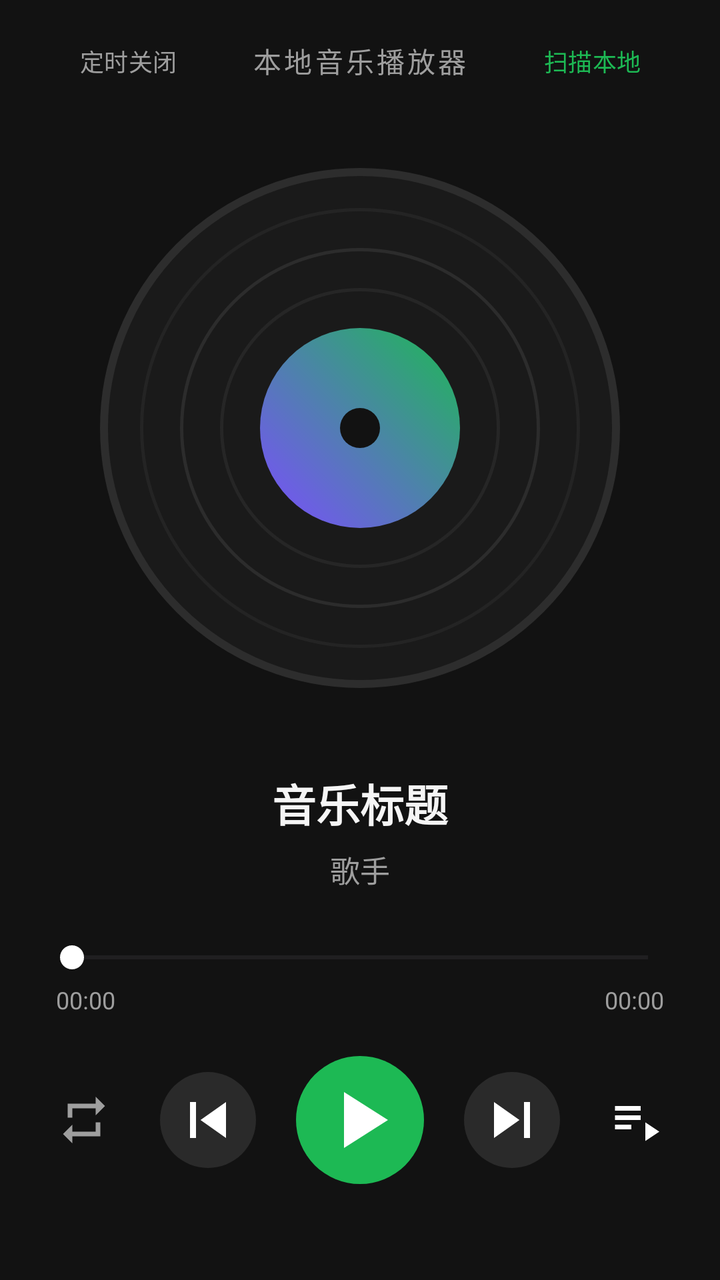
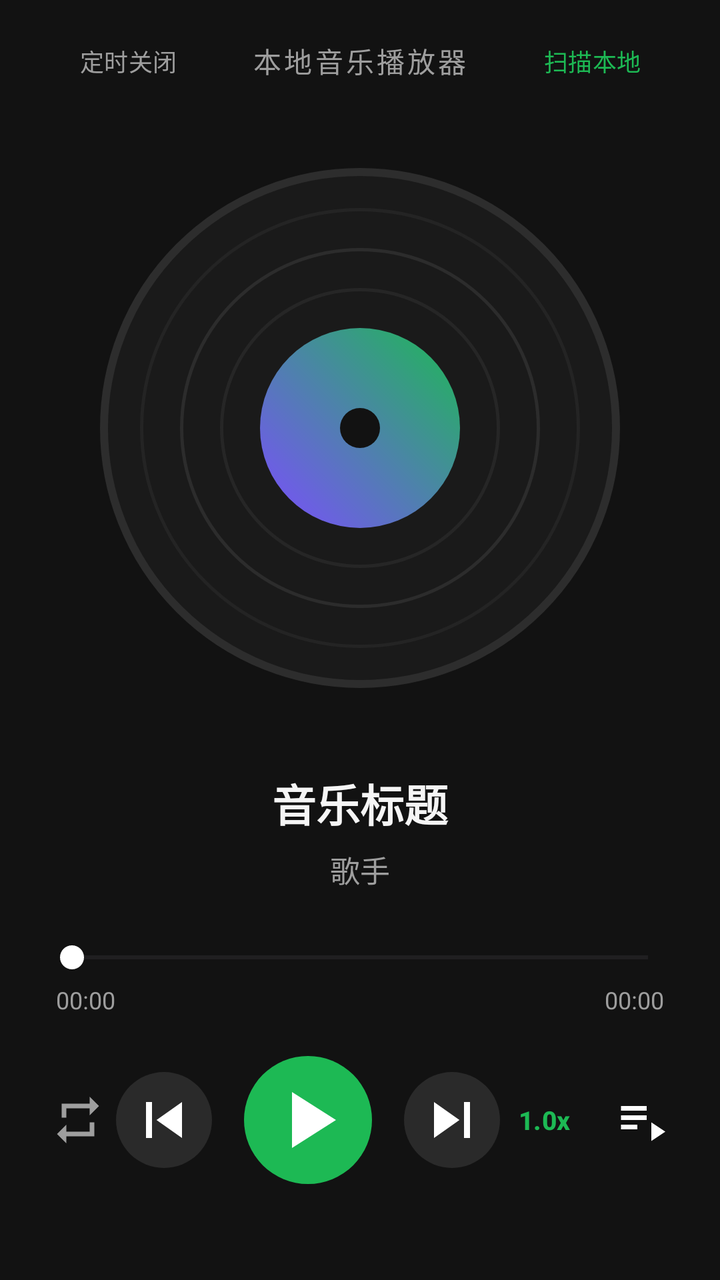

The first picture is an Android layout as it rendered before a commit; the second is the same layout after the commit. The layout source and the unified diff follow.
<!-- AndroidManifest.xml: application theme Theme.LocalMusicPlayer -->
<!-- res/layout/activity_main.xml -->
<?xml version="1.0" encoding="utf-8"?>
<androidx.constraintlayout.widget.ConstraintLayout xmlns:android="http://schemas.android.com/apk/res/android"
    xmlns:app="http://schemas.android.com/apk/res-auto"
    android:layout_width="match_parent"
    android:layout_height="match_parent"
    android:background="@color/bg_dark"
    android:padding="20dp">

    
    <Button
        android:id="@+id/btnSleepTimer"
        style="@style/Widget.Material3.Button.TextButton"
        android:layout_width="wrap_content"
        android:layout_height="wrap_content"
        android:text="定时关闭"
        android:textColor="@color/text_secondary"
        android:textSize="12sp"
        app:layout_constraintBottom_toBottomOf="@+id/tvHeader"
        app:layout_constraintStart_toStartOf="parent"
        app:layout_constraintTop_toTopOf="@+id/tvHeader" />

    
    <TextView
        android:id="@+id/tvHeader"
        android:layout_width="wrap_content"
        android:layout_height="wrap_content"
        android:text="本地音乐播放器"
        android:textColor="@color/text_secondary"
        android:textSize="14sp"
        android:letterSpacing="0.1"
        app:layout_constraintEnd_toEndOf="parent"
        app:layout_constraintStart_toStartOf="parent"
        app:layout_constraintTop_toTopOf="parent" />

    
    <Button
        android:id="@+id/btnScanLocal"
        style="@style/Widget.Material3.Button.TextButton"
        android:layout_width="wrap_content"
        android:layout_height="wrap_content"
        android:text="扫描本地"
        android:textColor="@color/accent_green"
        android:textSize="12sp"
        app:layout_constraintBottom_toBottomOf="@+id/tvHeader"
        app:layout_constraintEnd_toEndOf="parent"
        app:layout_constraintTop_toTopOf="@+id/tvHeader" />

    
    <FrameLayout
        android:id="@+id/containerCenter"
        android:layout_width="0dp"
        android:layout_height="280dp"
        android:layout_marginTop="20dp"
        app:layout_constraintBottom_toTopOf="@+id/tvSongTitle"
        app:layout_constraintEnd_toEndOf="parent"
        app:layout_constraintStart_toStartOf="parent"
        app:layout_constraintTop_toBottomOf="@+id/tvHeader"
        app:layout_constraintVertical_bias="0.3">

        
        <ImageView
            android:id="@+id/ivVinylDisc"
            android:layout_width="260dp"
            android:layout_height="260dp"
            android:layout_gravity="center"
            android:contentDescription="唱片封面"
            android:src="@drawable/bg_vinyl" />

        
        <androidx.recyclerview.widget.RecyclerView
            android:id="@+id/rvLyrics"
            android:layout_width="match_parent"
            android:layout_height="match_parent"
            android:clipToPadding="false"
            android:paddingTop="110dp"
            android:paddingBottom="110dp"
            android:visibility="gone" />

    </FrameLayout>

    
    <TextView
        android:id="@+id/tvSongTitle"
        android:layout_width="0dp"
        android:layout_height="wrap_content"
        android:layout_marginStart="16dp"
        android:layout_marginEnd="16dp"
        android:layout_marginBottom="6dp"
        android:ellipsize="end"
        android:gravity="center"
        android:maxLines="1"
        android:text="音乐标题"
        android:textColor="@color/text_primary"
        android:textSize="22sp"
        android:textStyle="bold"
        app:layout_constraintBottom_toTopOf="@+id/tvArtist"
        app:layout_constraintEnd_toEndOf="parent"
        app:layout_constraintStart_toStartOf="parent" />

    
    <TextView
        android:id="@+id/tvArtist"
        android:layout_width="wrap_content"
        android:layout_height="wrap_content"
        android:layout_marginBottom="24dp"
        android:text="歌手"
        android:textColor="@color/text_secondary"
        android:textSize="15sp"
        app:layout_constraintBottom_toTopOf="@+id/seekBar"
        app:layout_constraintEnd_toEndOf="parent"
        app:layout_constraintStart_toStartOf="parent" />

    
    <SeekBar
        android:id="@+id/seekBar"
        android:layout_width="0dp"
        android:layout_height="wrap_content"
        android:layout_marginBottom="4dp"
        android:max="100"
        android:progressTint="@color/accent_green"
        android:thumbTint="@color/white"
        app:layout_constraintBottom_toTopOf="@+id/tvCurrentTime"
        app:layout_constraintEnd_toEndOf="parent"
        app:layout_constraintStart_toStartOf="parent" />

    
    <TextView
        android:id="@+id/tvCurrentTime"
        android:layout_width="wrap_content"
        android:layout_height="wrap_content"
        android:layout_marginStart="8dp"
        android:layout_marginBottom="20dp"
        android:text="00:00"
        android:textColor="@color/text_secondary"
        android:textSize="12sp"
        app:layout_constraintBottom_toTopOf="@+id/layoutControls"
        app:layout_constraintStart_toStartOf="@+id/seekBar" />

    
    <TextView
        android:id="@+id/tvTotalTime"
        android:layout_width="wrap_content"
        android:layout_height="wrap_content"
        android:layout_marginEnd="8dp"
        android:layout_marginBottom="20dp"
        android:text="00:00"
        android:textColor="@color/text_secondary"
        android:textSize="12sp"
        app:layout_constraintBottom_toTopOf="@+id/layoutControls"
        app:layout_constraintEnd_toEndOf="@+id/seekBar" />

    
    <LinearLayout
        android:id="@+id/layoutControls"
        android:layout_width="match_parent"
        android:layout_height="wrap_content"
        android:layout_marginBottom="28dp"
        android:gravity="center"
        android:orientation="horizontal"
        app:layout_constraintBottom_toBottomOf="parent"
        app:layout_constraintEnd_toEndOf="parent"
        app:layout_constraintStart_toStartOf="parent">

        <ImageButton
            android:id="@+id/btnMode"
            android:layout_width="44dp"
            android:layout_height="44dp"
            android:background="?attr/selectableItemBackgroundBorderless"
            android:contentDescription="播放模式"
            android:padding="8dp"
            android:src="@drawable/ic_repeat" />

        <Space
            android:layout_width="0dp"
            android:layout_height="1dp"
            android:layout_weight="1" />

        <ImageButton
            android:id="@+id/btnPrevious"
            android:layout_width="48dp"
            android:layout_height="48dp"
            android:background="@drawable/bg_circle_btn"
            android:contentDescription="上一首"
            android:padding="8dp"
            android:src="@drawable/ic_skip_previous" />

        <Space
            android:layout_width="20dp"
            android:layout_height="1dp" />

        <ImageButton
            android:id="@+id/btnPlayPause"
            android:layout_width="64dp"
            android:layout_height="64dp"
            android:background="@drawable/bg_play_btn"
            android:contentDescription="播放/暂停"
            android:padding="12dp"
            android:src="@drawable/ic_play" />

        <Space
            android:layout_width="20dp"
            android:layout_height="1dp" />

        <ImageButton
            android:id="@+id/btnNext"
            android:layout_width="48dp"
            android:layout_height="48dp"
            android:background="@drawable/bg_circle_btn"
            android:contentDescription="下一首"
            android:padding="8dp"
            android:src="@drawable/ic_skip_next" />

        <Space
            android:layout_width="0dp"
            android:layout_height="1dp"
            android:layout_weight="1" />

        <ImageButton
            android:id="@+id/btnPlaylist"
            android:layout_width="44dp"
            android:layout_height="44dp"
            android:background="?attr/selectableItemBackgroundBorderless"
            android:contentDescription="播放列表"
            android:padding="8dp"
            android:src="@drawable/ic_playlist" />

    </LinearLayout>

</androidx.constraintlayout.widget.ConstraintLayout>
<!-- resources referenced by this layout -->
<resources>
  <color name="accent_green">#1DB954</color>
  <color name="bg_dark">#121212</color>
  <color name="text_primary">#F5F5F5</color>
  <color name="text_secondary">#9E9E9E</color>
  <color name="white">#FFFFFFFF</color>
  <!-- drawable bg_circle_btn (drawable) -->
  <?xml version="1.0" encoding="utf-8"?>
  <shape xmlns:android="http://schemas.android.com/apk/res/android"
      android:shape="oval">
      <solid android:color="#2A2A2A" />
      <size android:width="48dp" android:height="48dp" />
  </shape>
  <!-- drawable bg_play_btn (drawable) -->
  <?xml version="1.0" encoding="utf-8"?>
  <shape xmlns:android="http://schemas.android.com/apk/res/android"
      android:shape="oval">
      <solid android:color="@color/accent_green" />
      <size android:width="64dp" android:height="64dp" />
  </shape>
  <!-- drawable ic_play (drawable) -->
  <vector xmlns:android="http://schemas.android.com/apk/res/android"
      android:width="48dp"
      android:height="48dp"
      android:viewportWidth="24"
      android:viewportHeight="24">
    <path
        android:fillColor="@color/white"
        android:pathData="M8,5v14l11,-7z"/>
  </vector>
  <!-- drawable ic_playlist (drawable) -->
  <vector xmlns:android="http://schemas.android.com/apk/res/android"
      android:width="28dp"
      android:height="28dp"
      android:viewportWidth="24"
      android:viewportHeight="24">
    <path
        android:fillColor="@color/white"
        android:pathData="M3,10h11v2L3,12v-2zM3,6h11v2L3,8V6zM3,14h7v2L3,16v-2zM16,13v8l6,-4 -6,-4z"/>
  </vector>
  <!-- drawable ic_repeat (drawable) -->
  <vector xmlns:android="http://schemas.android.com/apk/res/android"
      android:width="28dp"
      android:height="28dp"
      android:viewportWidth="24"
      android:viewportHeight="24">
    <path
        android:fillColor="@color/text_secondary"
        android:pathData="M7,7h10v3l4,-4 -4,-4v3L5,5v6h2L7,7zM17,17L7,17v-3l-4,4 4,4v-3h12v-6h-2v4z"/>
  </vector>
  <!-- drawable ic_skip_next (drawable) -->
  <vector xmlns:android="http://schemas.android.com/apk/res/android"
      android:width="36dp"
      android:height="36dp"
      android:viewportWidth="24"
      android:viewportHeight="24">
    <path
        android:fillColor="@color/white"
        android:pathData="M6,18l8.5,-6L6,6v12zM16,6v12h2L18,6h-2z"/>
  </vector>
  <!-- drawable ic_skip_previous (drawable) -->
  <vector xmlns:android="http://schemas.android.com/apk/res/android"
      android:width="36dp"
      android:height="36dp"
      android:viewportWidth="24"
      android:viewportHeight="24">
    <path
        android:fillColor="@color/white"
        android:pathData="M6,6h2v12L6,18L6,6zM9.5,12l8.5,6L18,6l-8.5,6z"/>
  </vector>
  <style name="Theme.LocalMusicPlayer" parent="Theme.Material3.DayNight.NoActionBar">
          <item name="android:statusBarColor">@color/bg_dark</item>
          <item name="android:windowBackground">@color/bg_dark</item>
          <item name="android:navigationBarColor">@color/bg_dark</item>
          <item name="colorPrimary">@color/accent_green</item>
      </style>
  <!-- unchanged entries left out for length: 1 -->
</resources>

<!-- the commit's change to res/layout/activity_main.xml (unified diff, before → after) -->
@@ -57,7 +57,6 @@
         app:layout_constraintTop_toBottomOf="@+id/tvHeader"
         app:layout_constraintVertical_bias="0.3">
 
-        
         <ImageView
             android:id="@+id/ivVinylDisc"
             android:layout_width="260dp"
@@ -66,7 +65,6 @@
             android:contentDescription="唱片封面"
             android:src="@drawable/bg_vinyl" />
 
-        
         <androidx.recyclerview.widget.RecyclerView
             android:id="@+id/rvLyrics"
             android:layout_width="match_parent"
@@ -161,13 +159,14 @@
         app:layout_constraintEnd_toEndOf="parent"
         app:layout_constraintStart_toStartOf="parent">
 
+        
         <ImageButton
             android:id="@+id/btnMode"
-            android:layout_width="44dp"
-            android:layout_height="44dp"
+            android:layout_width="38dp"
+            android:layout_height="38dp"
             android:background="?attr/selectableItemBackgroundBorderless"
             android:contentDescription="播放模式"
-            android:padding="8dp"
+            android:padding="6dp"
             android:src="@drawable/ic_repeat" />
 
         <Space
@@ -175,6 +174,7 @@
             android:layout_height="1dp"
             android:layout_weight="1" />
 
+        
         <ImageButton
             android:id="@+id/btnPrevious"
             android:layout_width="48dp"
@@ -185,9 +185,10 @@
             android:src="@drawable/ic_skip_previous" />
 
         <Space
-            android:layout_width="20dp"
+            android:layout_width="16dp"
             android:layout_height="1dp" />
 
+        
         <ImageButton
             android:id="@+id/btnPlayPause"
             android:layout_width="64dp"
@@ -198,9 +199,10 @@
             android:src="@drawable/ic_play" />
 
         <Space
-            android:layout_width="20dp"
+            android:layout_width="16dp"
             android:layout_height="1dp" />
 
+        
         <ImageButton
             android:id="@+id/btnNext"
             android:layout_width="48dp"
@@ -215,13 +217,31 @@
             android:layout_height="1dp"
             android:layout_weight="1" />
 
+        
+        <Button
+            android:id="@+id/btnSpeed"
+            style="@style/Widget.Material3.Button.TextButton"
+            android:layout_width="wrap_content"
+            android:layout_height="38dp"
+            android:minWidth="44dp"
+            android:padding="0dp"
+            android:text="1.0x"
+            android:textColor="@color/accent_green"
+            android:textSize="13sp"
+            android:textStyle="bold" />
+
+        <Space
+            android:layout_width="8dp"
+            android:layout_height="1dp" />
+
+        
         <ImageButton
             android:id="@+id/btnPlaylist"
-            android:layout_width="44dp"
-            android:layout_height="44dp"
+            android:layout_width="38dp"
+            android:layout_height="38dp"
             android:background="?attr/selectableItemBackgroundBorderless"
             android:contentDescription="播放列表"
-            android:padding="8dp"
+            android:padding="6dp"
             android:src="@drawable/ic_playlist" />
 
     </LinearLayout>
